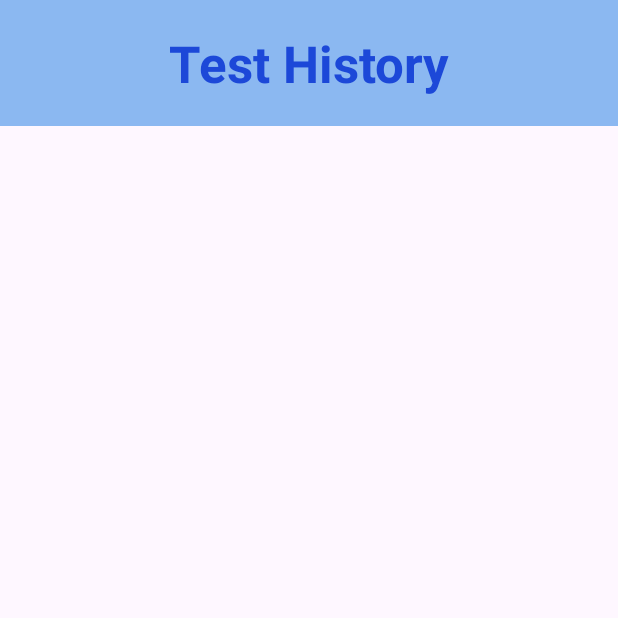
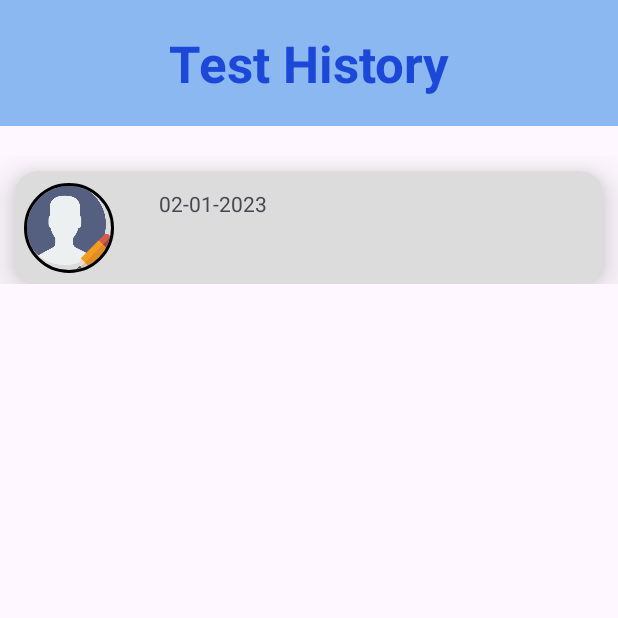
Before and after one commit to KamisamaV1/Hearing-Aid, an Android app: the HistoryActivity screen opened directly, with no data from a screen before it, on a phone screen of 412 x 824 dp, the top half of it. Run offline under Robolectric (Android 15) with nearby library versions, the phone set to English and light mode, and no system bars; our stand-ins replace CircleImageView, Room's generated code.

Commit message:
history records (partial)

```diff
--- a/Code/app/build.gradle
+++ b/Code/app/build.gradle
@@ -4,7 +4,7 @@ plugins {
 
 android {
     namespace 'com.example.voicecraft'
-    compileSdk 33
+    compileSdk 34
 
     viewBinding {
         enabled = true
@@ -13,7 +13,7 @@ android {
     defaultConfig {
         applicationId "com.example.voicecraft"
         minSdk 24
-        targetSdk 33
+        targetSdk 34
         versionCode 1
         versionName "1.0"
 
--- a/Code/app/src/main/java/com/example/voicecraft/AppDatabase.java
+++ b/Code/app/src/main/java/com/example/voicecraft/AppDatabase.java
@@ -10,6 +10,7 @@ import androidx.room.RoomDatabase;
 public abstract class AppDatabase extends RoomDatabase {
     private static final String dbName="AppDB";
     private static AppDatabase appDatabase;
+
     public static synchronized AppDatabase getAppDatabase(Context context)
     {
         if(appDatabase==null)
--- a/Code/app/src/main/java/com/example/voicecraft/HistoryActivity.java
+++ b/Code/app/src/main/java/com/example/voicecraft/HistoryActivity.java
@@ -1,14 +1,44 @@
 package com.example.voicecraft;
 
 import androidx.appcompat.app.AppCompatActivity;
+import androidx.recyclerview.widget.LinearLayoutManager;
+import androidx.recyclerview.widget.RecyclerView;
 
+import android.annotation.SuppressLint;
+import android.content.SharedPreferences;
 import android.os.Bundle;
+
+import java.util.ArrayList;
+import java.util.List;
 
 public class HistoryActivity extends AppCompatActivity {
 
+    private RecyclerView recyclerView;
+    private SharedPreferences sharedPreferences;
+
+    //private AppDatabase appDatabase;
+    //private User userList = getSharedPreferences();
+    //SharedPreferences sharedPreferences = getSharedPreferences("user_shared_preferences", MODE_PRIVATE);
+   // private ArrayList<User>userList = new ArrayList<>();
+   // private ArrayList<Integer>hearingTestDateList = new ArrayList<>();
+    @SuppressLint("MissingInflatedId")
     @Override
     protected void onCreate(Bundle savedInstanceState) {
         super.onCreate(savedInstanceState);
         setContentView(R.layout.activity_history);
+
+        if (getApplicationContext() != null) {
+            sharedPreferences = getSharedPreferences("user_shared_preferences", MODE_PRIVATE);
+        }
+
+        User user = new User();
+        user.setUserName(sharedPreferences.getString("user_name", null));
+
+        recyclerView = findViewById(R.id.recyclerview);
+        recyclerView.setLayoutManager(new LinearLayoutManager(HistoryActivity.this));
+        HistoryRecyclerViewAdapter adapter = new HistoryRecyclerViewAdapter(user); // userList should be the data you want to display
+        recyclerView.setAdapter(adapter);
+
+
     }
 }
--- /dev/null
+++ b/Code/app/src/main/java/com/example/voicecraft/HistoryRecyclerViewAdapter.java
@@ -0,0 +1,69 @@
+package com.example.voicecraft;
+
+import android.content.Context;
+import android.content.Intent;
+import android.content.SharedPreferences;
+import android.view.LayoutInflater;
+import android.view.View;
+import android.view.ViewGroup;
+import android.widget.TextView;
+
+import androidx.annotation.NonNull;
+import androidx.recyclerview.widget.RecyclerView;
+
+import java.text.BreakIterator;
+import java.util.ArrayList;
+import java.util.List;
+
+public class HistoryRecyclerViewAdapter extends RecyclerView.Adapter<HistoryRecyclerViewAdapter.ViewHolder> {
+    private User user;
+    private Context context;
+
+    private SharedPreferences sharedPreferences;
+
+    public HistoryRecyclerViewAdapter(SharedPreferences sharedPreferences) {
+        this.sharedPreferences = sharedPreferences;
+    }
+    public HistoryRecyclerViewAdapter(User user) {
+        this.user = user;
+        //this.context = context;
+    }
+
+
+    @NonNull
+    @Override
+    public HistoryRecyclerViewAdapter.ViewHolder onCreateViewHolder(@NonNull ViewGroup parent, int viewType) {
+        View view = LayoutInflater.from(parent.getContext()).inflate(R.layout.history_cardview_design, parent, false);
+        return new ViewHolder(view);
+    }
+
+    @Override
+    public void onBindViewHolder(@NonNull HistoryRecyclerViewAdapter.ViewHolder holder, int position) {
+        //User user = userList.get(position);
+        holder.usernameTextView.setText(user.getUserName());
+
+        holder.itemView.setOnClickListener(new View.OnClickListener() {
+            @Override
+            public void onClick(View view) {
+                Intent intent = new Intent(context, GraphActivity.class);
+                context.startActivity(intent);
+
+            }
+        });
+
+    }
+
+    @Override
+    public int getItemCount() {
+        return 1;
+    }
+
+    public class ViewHolder extends RecyclerView.ViewHolder {
+        public TextView usernameTextView;
+
+        public ViewHolder(@NonNull View itemView) {
+            super(itemView);
+            usernameTextView = itemView.findViewById(R.id.textView_Username);
+        }
+    }
+}
--- a/Code/app/src/main/java/com/example/voicecraft/User.java
+++ b/Code/app/src/main/java/com/example/voicecraft/User.java
@@ -40,9 +40,7 @@ public class User {
         this.Email = email;
     }
 
-    public String getUserName() {
-        return userName;
-    }
+    public String getUserName() { return userName; }
 
     public void setUserName(String userName) {
         this.userName = userName;
@@ -71,4 +69,5 @@ public class User {
     public void setAddress(String address) {
         this.Address = address;
     }
+
 }
--- a/Code/app/src/main/res/layout/activity_history.xml
+++ b/Code/app/src/main/res/layout/activity_history.xml
@@ -33,10 +33,12 @@
             android:textStyle="bold" />
 
         <androidx.recyclerview.widget.RecyclerView
+            android:id="@+id/recyclerview"
             android:layout_width="match_parent"
             android:layout_height="583dp"
             android:layout_marginTop="10dp"
             android:layout_marginBottom="10dp"
+            android:visibility="visible"
             tools:listitem="@layout/history_cardview_design" />
     </LinearLayout>
 </androidx.constraintlayout.widget.ConstraintLayout>
--- a/Code/app/src/main/res/layout/history_cardview_design.xml
+++ b/Code/app/src/main/res/layout/history_cardview_design.xml
@@ -7,6 +7,7 @@
     android:layout_marginTop="10dp">
 
     <androidx.cardview.widget.CardView
+        android:id="@+id/cardviewlayout"
         android:layout_width="match_parent"
         android:layout_height="wrap_content"
         android:layout_margin="10dp"
@@ -49,7 +50,7 @@
                 android:layout_width="wrap_content"
                 android:layout_height="wrap_content"
                 android:layout_marginStart="31dp"
-                android:text="Bob Marley"
+                android:visibility="visible"
                 app:layout_constraintBottom_toBottomOf="parent"
                 app:layout_constraintStart_toEndOf="@+id/profile_image"
                 app:layout_constraintTop_toBottomOf="@+id/textView_Date" />
```
Also changed, not shown: Code/app/src/main/res/layout/fragment_profile.xml (+5 -4 lines).
